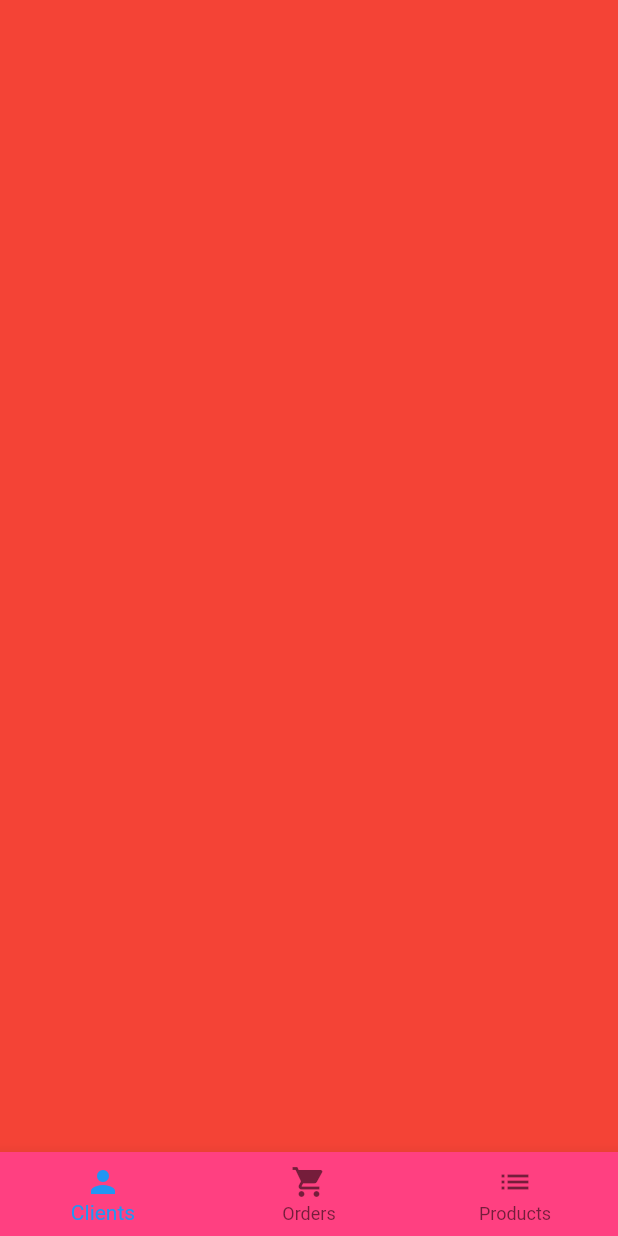
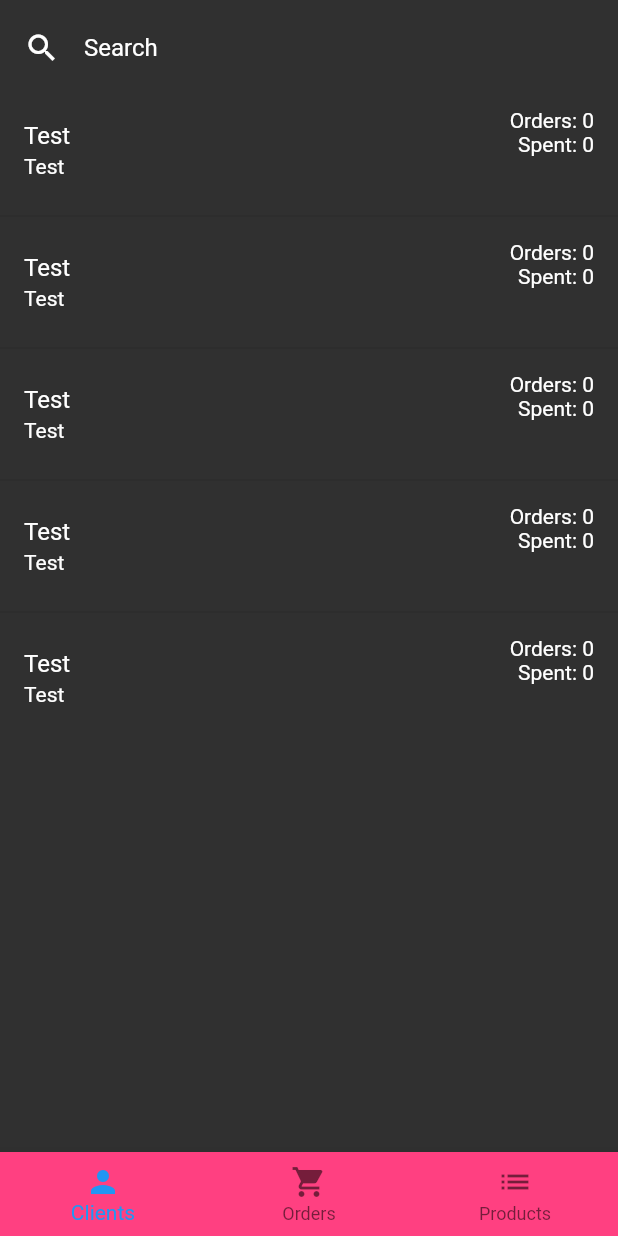
Before and after one commit to luidimso/flutter_app_marketplace_admin, a Flutter app: the screen it shows once a user with an empty profile is signed in, on a phone screen of 412 x 824 dp. Run offline on Flutter 3.47's test engine with Material 2 defaults, Android fonts, the phone set to English and light mode, and no system bars; our stand-ins replace cloud_firestore, firebase_auth, rxdart; missing offline and left inert: bloc_pattern; accounts and stored records are empty.

Commit message:
Starting user page

```diff
--- /dev/null
+++ b/lib/component/userTile_component.dart
@@ -0,0 +1,30 @@
+import 'package:flutter/material.dart';
+
+class UserTileComponent extends StatelessWidget {
+  final textStyle = TextStyle(
+    color: Colors.white
+  );
+
+  @override
+  Widget build(BuildContext context) {
+    return ListTile(
+      title: Text("Test",
+        style: textStyle,
+      ),
+      subtitle: Text("Test",
+        style: textStyle,
+      ),
+      trailing: Column(
+        crossAxisAlignment: CrossAxisAlignment.end,
+        children: <Widget>[
+          Text("Orders: 0",
+            style: textStyle,
+          ),
+          Text("Spent: 0",
+            style: textStyle,
+          )
+        ],
+      ),
+    );
+  }
+}
--- a/lib/pages/home_page.dart
+++ b/lib/pages/home_page.dart
@@ -1,4 +1,5 @@
 import 'package:flutter/material.dart';
+import 'package:flutter_app_marketplace_admin/pages/user_page.dart';
 
 class HomePage extends StatefulWidget {
   @override
@@ -63,7 +64,8 @@ class _HomePageState extends State<HomePage> {
           },
         ),
       ),
-      body: PageView(
+      body: SafeArea(
+        child: PageView(
           controller: _pageController,
           onPageChanged: (page) {
             setState(() {
@@ -71,9 +73,7 @@ class _HomePageState extends State<HomePage> {
             });
           },
           children: <Widget>[
-          Container(
-            color: Colors.red,
-          ),
+            UserPage(),
             Container(
               color: Colors.yellow,
             ),
@@ -82,6 +82,7 @@ class _HomePageState extends State<HomePage> {
             )
           ],
         ),
+      ),
     );
   }
 }
--- /dev/null
+++ b/lib/pages/user_page.dart
@@ -0,0 +1,44 @@
+import 'package:flutter/material.dart';
+import 'package:flutter_app_marketplace_admin/component/userTile_component.dart';
+
+class UserPage extends StatelessWidget {
+  @override
+  Widget build(BuildContext context) {
+    return Column(
+      children: <Widget>[
+        Padding(
+          padding: const EdgeInsets.symmetric(
+            horizontal: 16,
+            vertical: 8
+          ),
+          child: TextField(
+            style: TextStyle(
+                color: Colors.white
+            ),
+            decoration: InputDecoration(
+                hintText: "Search",
+                hintStyle: TextStyle(
+                    color: Colors.white
+                ),
+                icon: Icon(Icons.search,
+                  color: Colors.white,
+                ),
+                border: InputBorder.none
+            ),
+          ),
+        ),
+        Expanded(
+            child: ListView.separated(
+                itemBuilder: (context, index) {
+                  return UserTileComponent();
+                },
+                separatorBuilder: (context, index) {
+                  return Divider();
+                },
+                itemCount: 5
+            )
+        )
+      ],
+    );
+  }
+}
```
Lines whose indentation alone changed are shown as unchanged.
